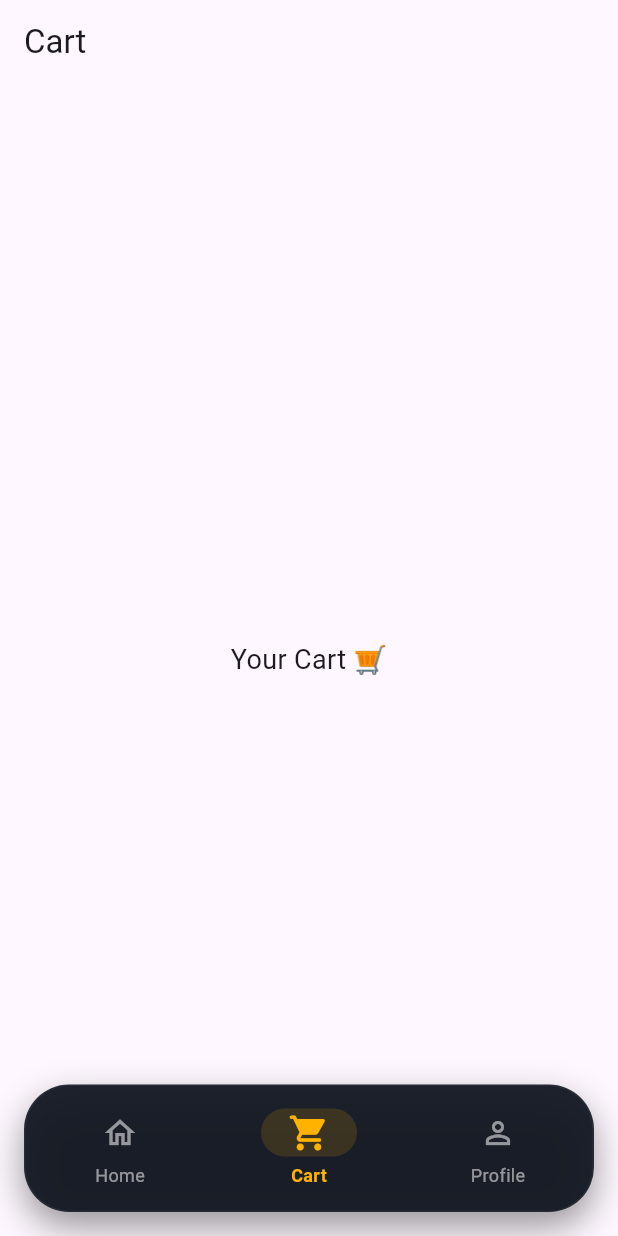
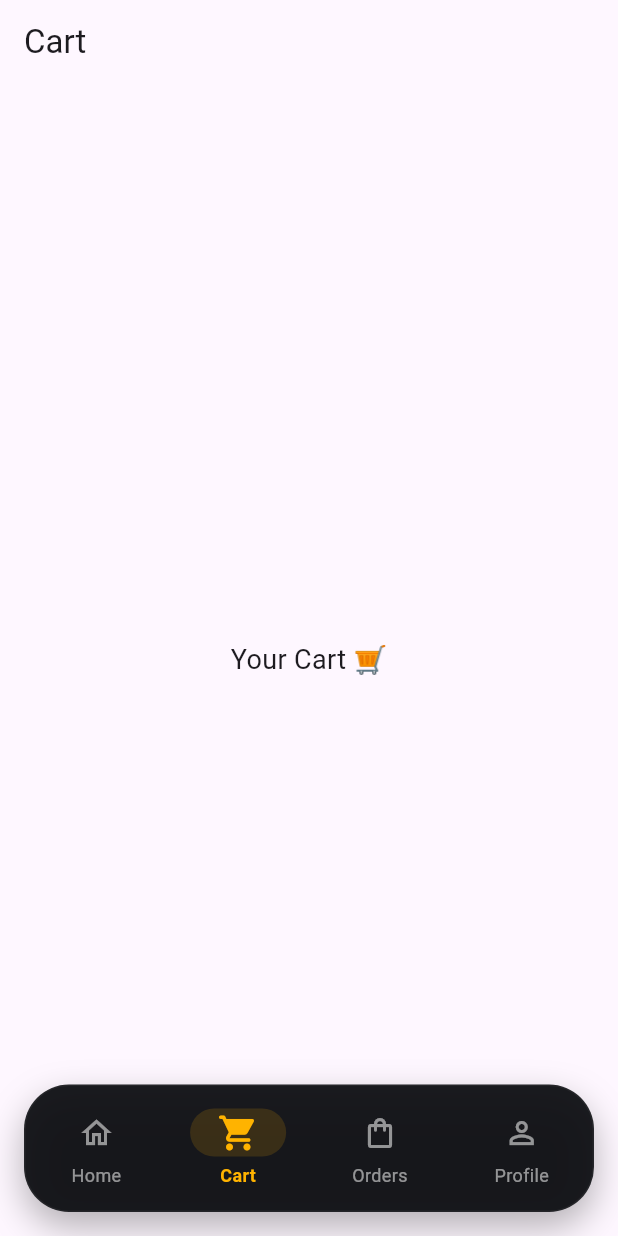
Before and after one commit to lehlakpa/firebaseXflutter, a Flutter app: the screen it shows once a user with an empty profile is signed in, item 2 of the bottom bar chosen, on a phone screen of 412 x 824 dp. Run offline on Flutter 3.47's test engine with Material 3 defaults, Android fonts, the phone set to English and light mode, and no system bars; our stand-ins replace cloud_firestore, firebase_auth, firebase_core, google_fonts; accounts and stored records are empty; network calls fail.

Commit message:
Initial commit

```diff
--- a/lib/pages/bottom_navigation.dart
+++ b/lib/pages/bottom_navigation.dart
@@ -1,7 +1,9 @@
+//import 'package:cloud_firestore/cloud_firestore.dart';
 import 'package:flutter/material.dart';
 import 'home_page.dart';
 import 'cart_page.dart'; // Ensure these exist
 import 'profile_page.dart';
+import 'orders_page.dart'; // Ensure these exist
 
 class BottomNavigationPage extends StatefulWidget {
   const BottomNavigationPage({super.key});
@@ -15,8 +17,9 @@ class _BottomNavigationPageState extends State<BottomNavigationPage> {
 
   final List<Widget> _pages = const [
     HomePage(),
-    CartPage(), // Replace with actual cart page
-    ProfilePage(), // Replace with actual profile page
+    CartPage(),
+    OrdersPage(),
+    ProfilePage(),
   ];
 
   @override
@@ -30,12 +33,12 @@ class _BottomNavigationPageState extends State<BottomNavigationPage> {
         height: 85,
         margin: const EdgeInsets.all(16), // Floating effect
         decoration: BoxDecoration(
-          color: const Color(0xFF121721).withOpacity(0.95), // Slate Midnight
+          color: const Color(0xF20E0F13), // Slate Midnight 95% opacity
           borderRadius: BorderRadius.circular(30),
-          border: Border.all(color: Colors.white.withOpacity(0.05)),
+          border: Border.all(color: const Color(0x0DFFFFFF)),
           boxShadow: [
             BoxShadow(
-              color: Colors.black.withOpacity(0.4),
+              color: const Color(0x66444444),
               blurRadius: 20,
               offset: const Offset(0, 10),
             ),
@@ -45,7 +48,7 @@ class _BottomNavigationPageState extends State<BottomNavigationPage> {
           borderRadius: BorderRadius.circular(30),
           child: NavigationBarTheme(
             data: NavigationBarThemeData(
-              indicatorColor: const Color(0xFFFFB300).withOpacity(0.15),
+              indicatorColor: const Color(0x26FFB300),
               labelTextStyle: WidgetStateProperty.resolveWith((states) {
                 if (states.contains(WidgetState.selected)) {
                   return const TextStyle(
@@ -86,6 +89,12 @@ class _BottomNavigationPageState extends State<BottomNavigationPage> {
                   selectedIcon: Icon(Icons.shopping_cart_rounded),
                   label: "Cart",
                 ),
+
+                NavigationDestination(
+                  icon: Icon(Icons.shopping_bag_outlined),
+                  selectedIcon: Icon(Icons.shopping_bag_rounded),
+                  label: "Orders",
+                ),
                 NavigationDestination(
                   icon: Icon(Icons.person_outline),
                   selectedIcon: Icon(Icons.person_rounded),
--- /dev/null
+++ b/lib/pages/orders_page.dart
@@ -0,0 +1,15 @@
+import 'package:flutter/material.dart';
+
+class OrdersPage extends StatelessWidget {
+  const OrdersPage({super.key});
+
+  @override
+  Widget build(BuildContext context) {
+    return Scaffold(
+      appBar: AppBar(title: const Text("Orders")),
+      body: const Center(
+        child: Text("Your Orders 🛒", style: TextStyle(fontSize: 18)),
+      ),
+    );
+  }
+}
```
Also changed, not shown: lib/pages/home_page.dart (+42 -74 lines), lib/pages/login_page.dart (+0 -42 lines), lib/widgets/banner_slider.dart (added, +91 -0 lines), 4 other files.
